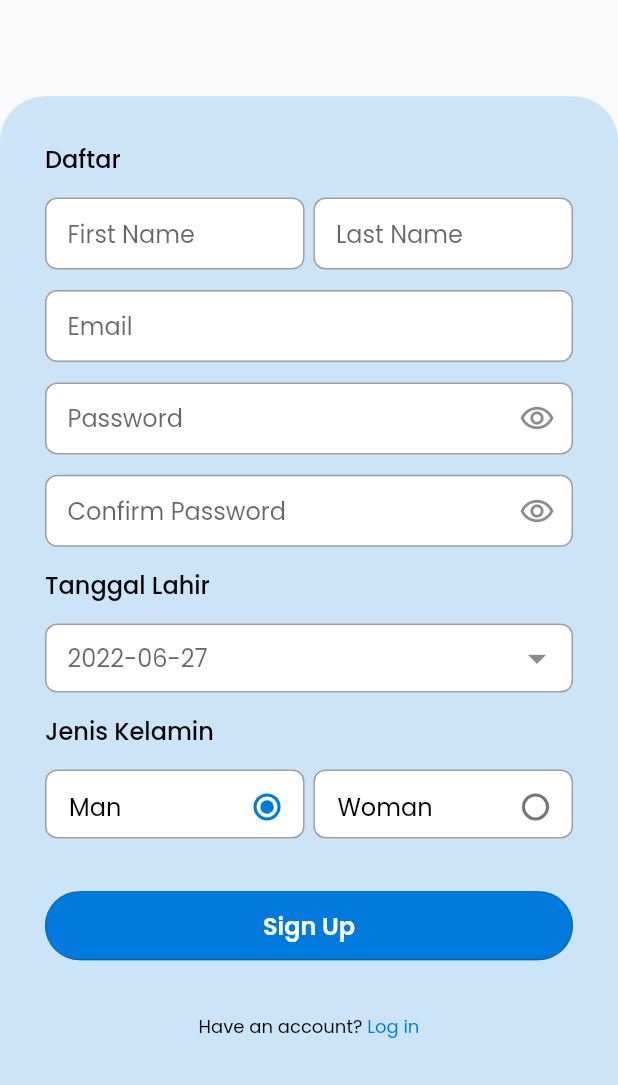
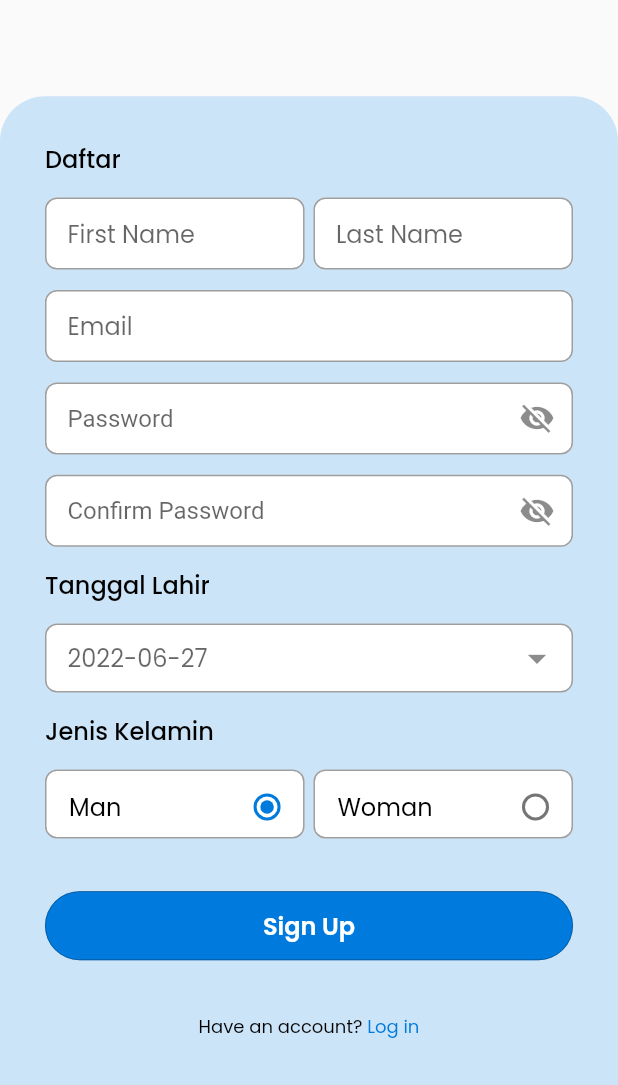
Before and after one commit to KelompokBesar32/Diskusiaza-FE-MOBILE, a Flutter app: the screen it shows after launch, after a tap on "Login", after a tap on "Sign Up", on a phone screen of 412 x 824 dp, the part 151-1236 px from its top. Run offline on Flutter 3.47's test engine with Material 2 defaults, Android fonts, the phone set to English and light mode, and no system bars; drawn by our look-alikes of datetime_picker_formfield; our stand-ins replace dio, fluttertoast, google_fonts.

Commit message:
fix code

```diff
--- a/diskusiaza_mobile/lib/main.dart
+++ b/diskusiaza_mobile/lib/main.dart
@@ -1,6 +1,6 @@
-import 'package:diskusiaza_mobile/screen/login/login_screen.dart';
-import 'package:diskusiaza_mobile/screen/register/register_screen.dart';
-import 'package:diskusiaza_mobile/screen/splash_screen.dart';
+import 'package:diskusiaza_mobile/screens/login/login_screen.dart';
+import 'package:diskusiaza_mobile/screens/register/register_screen.dart';
+import 'package:diskusiaza_mobile/screens/splash/splash_screen.dart';
 import 'package:flutter/material.dart';
 
 void main() {
@@ -24,7 +24,7 @@ class MyApp extends StatelessWidget {
       debugShowCheckedModeBanner: false,
       initialRoute: '/',
       routes: {
-        '/': (context) => SplashScreen(),
+        '/': (context) => const SplashScreen(),
         '/login': (context) => const LoginScreen(),
         '/register': (context) => const RegisterScreen(),
       },
--- a/diskusiaza_mobile/lib/models/api/user_model_api.dart
+++ b/diskusiaza_mobile/lib/models/api/user_model_api.dart
@@ -1,6 +1,6 @@
 import 'package:dio/dio.dart';
 import 'package:diskusiaza_mobile/models/user_model.dart';
-import 'package:diskusiaza_mobile/screen/home_screen.dart';
+import 'package:diskusiaza_mobile/screens/home/home_screen.dart';
 import 'package:diskusiaza_mobile/utils/api.dart';
 import 'package:flutter/material.dart';
 import 'package:fluttertoast/fluttertoast.dart';
@@ -34,7 +34,7 @@ class UserModelApi {
         Fluttertoast.showToast(
           msg: "Wellcome $email",
           toastLength: Toast.LENGTH_SHORT,
-          gravity: ToastGravity.CENTER,
+          gravity: ToastGravity.BOTTOM,
           timeInSecForIosWeb: 1,
           backgroundColor: Colors.red,
           textColor: Colors.white,
--- a/diskusiaza_mobile/lib/screen/login/login_screen.dart
+++ b/diskusiaza_mobile/lib/screens/login/login_screen.dart
@@ -15,6 +15,7 @@ class _LoginScreenState extends State<LoginScreen> {
   final _formKey = GlobalKey<FormState>();
   final emailController = TextEditingController();
   final passwordController = TextEditingController();
+  bool passwordVisible = false;
   bool isRemember = false;
 
   @override
@@ -71,8 +72,6 @@ class _LoginScreenState extends State<LoginScreen> {
                       InputTextField(
                         controller: emailController,
                         hintText: 'Email',
-                        isPassword: false,
-                        suffix: false,
                         onCreate: (String? value) {
                           if (value!.isEmpty) {
                             return ("Email is required for login");
@@ -85,12 +84,11 @@ class _LoginScreenState extends State<LoginScreen> {
                           return null;
                         },
                       ),
-                      InputTextField(
+                      TextFormField(
+                        keyboardType: TextInputType.text,
                         controller: passwordController,
-                        hintText: 'Password',
-                        isPassword: true,
-                        suffix: true,
-                        onCreate: (String? value) {
+                        obscureText: !passwordVisible,
+                        validator: (value) {
                           RegExp regex = RegExp(r'^.{3,}$');
                           if (value!.isEmpty) {
                             return ("Password is required for login");
@@ -100,6 +98,46 @@ class _LoginScreenState extends State<LoginScreen> {
                           }
                           return null;
                         },
+                        decoration: InputDecoration(
+                          fillColor: Colors.white,
+                          filled: true,
+                          contentPadding:
+                              const EdgeInsets.symmetric(horizontal: 15),
+                          hintText: 'Password',
+                          suffixIcon: IconButton(
+                            onPressed: () {
+                              setState(() {
+                                passwordVisible = !passwordVisible;
+                              });
+                            },
+                            icon: Icon(
+                              passwordVisible
+                                  ? Icons.visibility
+                                  : Icons.visibility_off,
+                            ),
+                          ),
+                          border: OutlineInputBorder(
+                            borderRadius: BorderRadius.circular(8),
+                            borderSide: const BorderSide(
+                              color: Colors.black38,
+                              width: 1,
+                            ),
+                          ),
+                          enabledBorder: OutlineInputBorder(
+                            borderRadius: BorderRadius.circular(8),
+                            borderSide: const BorderSide(
+                              color: Colors.black38,
+                              width: 1,
+                            ),
+                          ),
+                          focusedBorder: OutlineInputBorder(
+                            borderRadius: BorderRadius.circular(8),
+                            borderSide: const BorderSide(
+                              color: infoColor,
+                              width: 1,
+                            ),
+                          ),
+                        ),
                       ),
                       ButtonPrimary(
                         width: width,
--- a/diskusiaza_mobile/lib/screen/register/register_screen.dart
+++ b/diskusiaza_mobile/lib/screens/register/register_screen.dart
@@ -22,6 +22,7 @@ class _RegisterScreenState extends State<RegisterScreen> {
   final confirmPasswordController = TextEditingController();
   final dateController = TextEditingController();
   Gender genderController = Gender.L;
+  bool passwordVisible = false;
 
   @override
   void dispose() {
@@ -86,8 +87,6 @@ class _RegisterScreenState extends State<RegisterScreen> {
                             child: InputTextField(
                               controller: firstNameController,
                               hintText: 'First Name',
-                              isPassword: false,
-                              suffix: false,
                               onCreate: (value) {
                                 RegExp regex = RegExp(r'^.{3,}$');
                                 if (value!.isEmpty) {
@@ -105,8 +104,6 @@ class _RegisterScreenState extends State<RegisterScreen> {
                             child: InputTextField(
                               controller: lastNameController,
                               hintText: 'Last Name',
-                              isPassword: false,
-                              suffix: false,
                               onCreate: (value) {
                                 RegExp regex = RegExp(r'^.{3,}$');
                                 if (value!.isEmpty) {
@@ -124,8 +121,6 @@ class _RegisterScreenState extends State<RegisterScreen> {
                       InputTextField(
                         controller: emailController,
                         hintText: 'Email',
-                        isPassword: false,
-                        suffix: false,
                         onCreate: (value) {
                           if (value!.isEmpty) {
                             return ("Email cannot be Empty");
@@ -138,28 +133,66 @@ class _RegisterScreenState extends State<RegisterScreen> {
                           return null;
                         },
                       ),
-                      InputTextField(
+                      TextFormField(
+                        keyboardType: TextInputType.text,
                         controller: passwordController,
-                        hintText: 'Password',
-                        isPassword: true,
-                        suffix: true,
-                        onCreate: (value) {
-                          RegExp regex = RegExp(r'^.{6,}$');
+                        obscureText: !passwordVisible,
+                        validator: (value) {
+                          RegExp regex = RegExp(r'^.{3,}$');
                           if (value!.isEmpty) {
-                            return ("Password cannot be Empty");
+                            return ("Password is required for login");
                           }
                           if (!regex.hasMatch(value)) {
-                            return ("Enter Valid Password(Min. 6 Character)");
+                            return ("Wrong Password");
                           }
                           return null;
                         },
+                        decoration: InputDecoration(
+                          fillColor: Colors.white,
+                          filled: true,
+                          contentPadding:
+                              const EdgeInsets.symmetric(horizontal: 15),
+                          hintText: 'Password',
+                          suffixIcon: IconButton(
+                            onPressed: () {
+                              setState(() {
+                                passwordVisible = !passwordVisible;
+                              });
+                            },
+                            icon: Icon(
+                              passwordVisible
+                                  ? Icons.visibility
+                                  : Icons.visibility_off,
+                            ),
+                          ),
+                          border: OutlineInputBorder(
+                            borderRadius: BorderRadius.circular(8),
+                            borderSide: const BorderSide(
+                              color: Colors.black38,
+                              width: 1,
+                            ),
+                          ),
+                          enabledBorder: OutlineInputBorder(
+                            borderRadius: BorderRadius.circular(8),
+                            borderSide: const BorderSide(
+                              color: Colors.black38,
+                              width: 1,
+                            ),
+                          ),
+                          focusedBorder: OutlineInputBorder(
+                            borderRadius: BorderRadius.circular(8),
+                            borderSide: const BorderSide(
+                              color: infoColor,
+                              width: 1,
+                            ),
+                          ),
+                        ),
                       ),
-                      InputTextField(
+                      TextFormField(
+                        keyboardType: TextInputType.text,
                         controller: confirmPasswordController,
-                        hintText: 'Confirm Password',
-                        isPassword: true,
-                        suffix: true,
-                        onCreate: (value) {
+                        obscureText: !passwordVisible,
+                        validator: (value) {
                           if (value!.isEmpty) {
                             return ("Confirm Password cannot be Empty");
                           }
@@ -169,6 +202,46 @@ class _RegisterScreenState extends State<RegisterScreen> {
                           }
                           return null;
                         },
+                        decoration: InputDecoration(
+                          fillColor: Colors.white,
+                          filled: true,
+                          contentPadding:
+                              const EdgeInsets.symmetric(horizontal: 15),
+                          hintText: 'Confirm Password',
+                          suffixIcon: IconButton(
+                            onPressed: () {
+                              setState(() {
+                                passwordVisible = !passwordVisible;
+                              });
+                            },
+                            icon: Icon(
+                              passwordVisible
+                                  ? Icons.visibility
+                                  : Icons.visibility_off,
+                            ),
+                          ),
+                          border: OutlineInputBorder(
+                            borderRadius: BorderRadius.circular(8),
+                            borderSide: const BorderSide(
+                              color: Colors.black38,
+                              width: 1,
+                            ),
+                          ),
+                          enabledBorder: OutlineInputBorder(
+                            borderRadius: BorderRadius.circular(8),
+                            borderSide: const BorderSide(
+                              color: Colors.black38,
+                              width: 1,
+                            ),
+                          ),
+                          focusedBorder: OutlineInputBorder(
+                            borderRadius: BorderRadius.circular(8),
+                            borderSide: const BorderSide(
+                              color: infoColor,
+                              width: 1,
+                            ),
+                          ),
+                        ),
                       ),
                       Text(
                         'Tanggal Lahir',
--- a/diskusiaza_mobile/lib/screen/splash_screen.dart
+++ b/diskusiaza_mobile/lib/screens/splash/splash_screen.dart
@@ -1,4 +1,4 @@
-import 'package:diskusiaza_mobile/screen/login/login_screen.dart';
+import 'package:diskusiaza_mobile/screens/login/login_screen.dart';
 import 'package:flutter/material.dart';
 import 'dart:async';
 
--- a/diskusiaza_mobile/lib/widgets/input_text_field.dart
+++ b/diskusiaza_mobile/lib/widgets/input_text_field.dart
@@ -6,23 +6,18 @@ class InputTextField extends StatelessWidget {
     Key? key,
     required this.controller,
     required this.hintText,
-    required this.suffix,
     required this.onCreate,
-    required this.isPassword,
   }) : super(key: key);
 
   final TextEditingController controller;
   final String hintText;
-  final bool suffix;
   String? Function(String?)? onCreate;
-  final bool isPassword;
 
   @override
   Widget build(BuildContext context) {
     bool isHidden = false;
     return TextFormField(
       autofocus: false,
-      obscureText: isPassword,
       controller: controller,
       keyboardType: TextInputType.text,
       validator: onCreate,
@@ -36,18 +31,6 @@ class InputTextField extends StatelessWidget {
         filled: true,
         contentPadding: const EdgeInsets.symmetric(horizontal: 15),
         hintText: hintText,
-        suffixIcon: !suffix
-            ? null
-            : IconButton(
-                onPressed: () {
-                  isHidden = !isHidden;
-                },
-                icon: !isHidden
-                    ? const Icon(Icons.remove_red_eye_outlined)
-                    : const Icon(
-                        Icons.remove_red_eye,
-                      ),
-              ),
         border: OutlineInputBorder(
           borderRadius: BorderRadius.circular(8),
           borderSide: const BorderSide(
```
Also changed, not shown: diskusiaza_mobile/lib/screens/home/home_screen.dart (renamed from diskusiaza_mobile/lib/screen/home_screen.dart).
